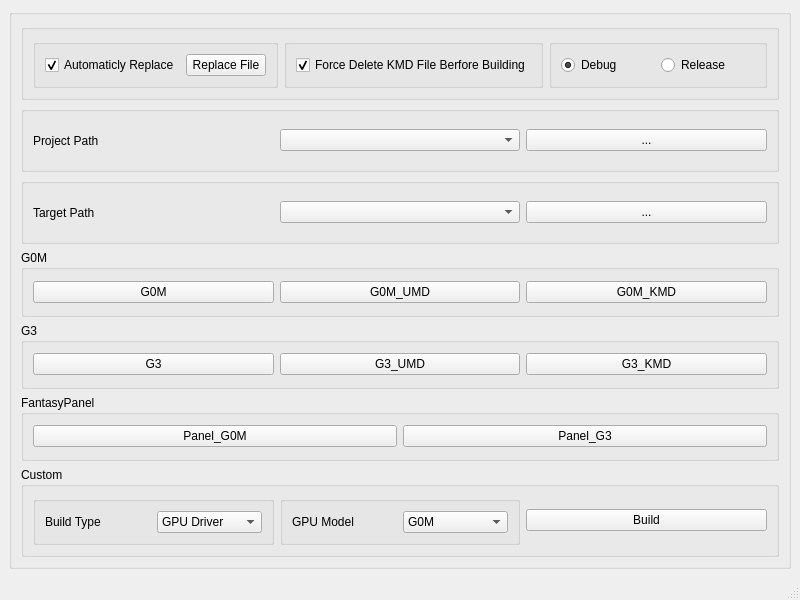
First picture: the form in mainwindow.ui, repository YANGTHEKING/EasyBuild, before the edit.
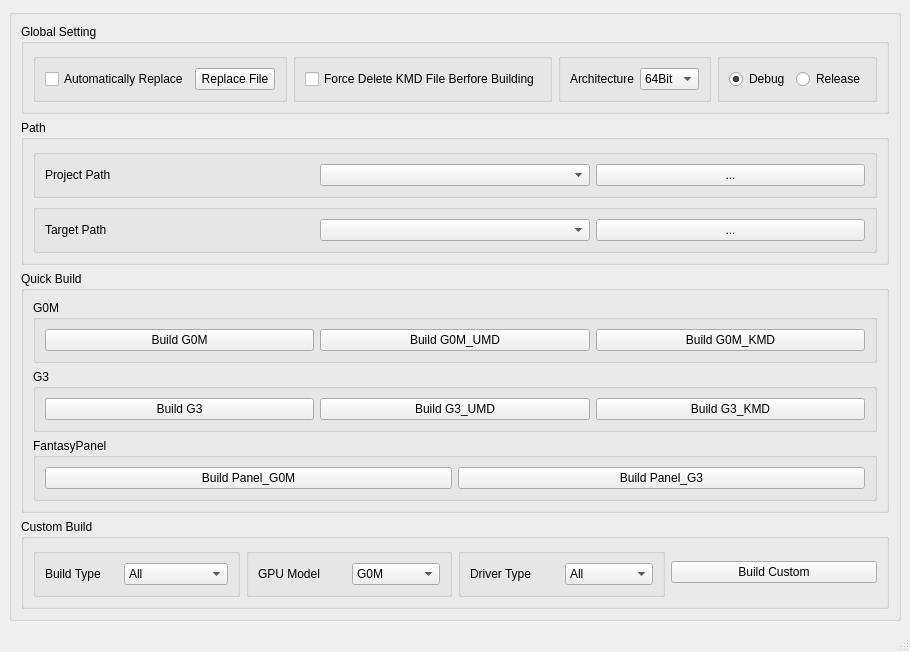
Second picture: the form after the edit.

Patch:
```diff
--- a/mainwindow.ui
+++ b/mainwindow.ui
@@ -24,7 +24,7 @@
        <item>
         <widget class="QGroupBox" name="groupBox_8">
          <property name="title">
-          <string/>
+          <string>Global Setting</string>
          </property>
          <layout class="QHBoxLayout" name="horizontalLayout_7">
           <item>
@@ -36,10 +36,10 @@
              <item>
               <widget class="QCheckBox" name="cbReplace">
                <property name="text">
-                <string>Automaticly Replace</string>
+                <string>Automatically Replace</string>
                </property>
                <property name="checked">
-                <bool>true</bool>
+                <bool>false</bool>
                </property>
               </widget>
              </item>
@@ -65,13 +65,51 @@
                 <string>Force Delete KMD File Berfore Building</string>
                </property>
                <property name="checked">
-                <bool>true</bool>
+                <bool>false</bool>
                </property>
               </widget>
              </item>
             </layout>
            </widget>
           </item>
+          <item>
+           <widget class="QGroupBox" name="groupBox_14">
+            <property name="title">
+             <string/>
+            </property>
+            <layout class="QHBoxLayout" name="horizontalLayout_13">
+             <item>
+              <widget class="QLabel" name="label_5">
+               <property name="text">
+                <string>Architecture</string>
+               </property>
+              </widget>
+             </item>
+             <item>
+              <widget class="QComboBox" name="cbBitType">
+               <property name="currentIndex">
+                <number>1</number>
+               </property>
+               <item>
+                <property name="text">
+                 <string>32Bit</string>
+                </property>
+               </item>
+               <item>
+                <property name="text">
+                 <string>64Bit</string>
+                </property>
+               </item>
+               <item>
+                <property name="text">
+                 <string>All</string>
+                </property>
+               </item>
+              </widget>
+             </item>
+            </layout>
+           </widget>
+          </item>
           <item>
            <widget class="QGroupBox" name="groupBox_10">
             <property name="title">
@@ -102,6 +140,12 @@
         </widget>
        </item>
        <item>
+        <widget class="QGroupBox" name="groupBox_16">
+         <property name="title">
+          <string>Path</string>
+         </property>
+         <layout class="QVBoxLayout" name="verticalLayout_3">
+          <item>
         <widget class="QGroupBox" name="groupBox_2">
          <property name="title">
           <string/>
@@ -153,6 +197,15 @@
          </layout>
         </widget>
        </item>
+         </layout>
+        </widget>
+       </item>
+       <item>
+        <widget class="QGroupBox" name="groupBox_17">
+         <property name="title">
+          <string>Quick Build</string>
+         </property>
+         <layout class="QVBoxLayout" name="verticalLayout_4">
        <item>
         <widget class="QGroupBox" name="groupBox_4">
          <property name="title">
@@ -162,21 +215,21 @@
           <item>
            <widget class="QPushButton" name="bG0MBuild">
             <property name="text">
-             <string>G0M</string>
+                <string>Build G0M</string>
             </property>
            </widget>
           </item>
           <item>
            <widget class="QPushButton" name="bG0MUMDBuild">
             <property name="text">
-             <string>G0M_UMD</string>
+                <string>Build G0M_UMD</string>
             </property>
            </widget>
           </item>
           <item>
            <widget class="QPushButton" name="bG0MKMDBuild">
             <property name="text">
-             <string>G0M_KMD</string>
+                <string>Build G0M_KMD</string>
             </property>
            </widget>
           </item>
@@ -192,21 +245,21 @@
           <item>
            <widget class="QPushButton" name="bG3Build">
             <property name="text">
-             <string>G3</string>
+                <string>Build G3</string>
             </property>
            </widget>
           </item>
           <item>
            <widget class="QPushButton" name="bG3UMDBuild">
             <property name="text">
-             <string>G3_UMD</string>
+                <string>Build G3_UMD</string>
             </property>
            </widget>
           </item>
           <item>
            <widget class="QPushButton" name="bG3KMDBuild">
             <property name="text">
-             <string>G3_KMD</string>
+                <string>Build G3_KMD</string>
             </property>
            </widget>
           </item>
@@ -222,15 +275,18 @@
           <item>
            <widget class="QPushButton" name="bG0MPanelBuild">
             <property name="text">
-             <string>Panel_G0M</string>
+                <string>Build Panel_G0M</string>
             </property>
            </widget>
           </item>
           <item>
            <widget class="QPushButton" name="bG3PanelBuild">
             <property name="text">
-             <string>Panel_G3</string>
-            </property>
+                <string>Build Panel_G3</string>
+               </property>
+              </widget>
+             </item>
+            </layout>
            </widget>
           </item>
          </layout>
@@ -239,7 +295,7 @@
        <item>
         <widget class="QGroupBox" name="groupBox_7">
          <property name="title">
-          <string>Custom</string>
+          <string>Custom Build</string>
          </property>
          <layout class="QHBoxLayout" name="horizontalLayout_6">
           <item>
@@ -257,6 +313,9 @@
              </item>
              <item>
               <widget class="QComboBox" name="cbBuildType">
+               <property name="currentIndex">
+                <number>2</number>
+               </property>
                <item>
                 <property name="text">
                  <string>GPU Driver</string>
@@ -267,6 +326,11 @@
                  <string>FantasyPanel</string>
                 </property>
                </item>
+               <item>
+                <property name="text">
+                 <string>All</string>
+                </property>
+               </item>
               </widget>
              </item>
             </layout>
@@ -287,6 +351,9 @@
              </item>
              <item>
               <widget class="QComboBox" name="cbGPUModel">
+               <property name="currentIndex">
+                <number>0</number>
+               </property>
                <item>
                 <property name="text">
                  <string>G0M</string>
@@ -302,10 +369,48 @@
             </layout>
            </widget>
           </item>
+          <item>
+           <widget class="QGroupBox" name="groupBox_15">
+            <property name="title">
+             <string/>
+            </property>
+            <layout class="QHBoxLayout" name="horizontalLayout_14">
+             <item>
+              <widget class="QLabel" name="label_6">
+               <property name="text">
+                <string>Driver Type</string>
+               </property>
+              </widget>
+             </item>
+             <item>
+              <widget class="QComboBox" name="cbDriverType">
+               <property name="currentIndex">
+                <number>2</number>
+               </property>
+               <item>
+                <property name="text">
+                 <string>UMD</string>
+                </property>
+               </item>
+               <item>
+                <property name="text">
+                 <string>KMD</string>
+                </property>
+               </item>
+               <item>
+                <property name="text">
+                 <string>All</string>
+                </property>
+               </item>
+              </widget>
+             </item>
+            </layout>
+           </widget>
+          </item>
           <item>
            <widget class="QPushButton" name="bManuallyBuild">
             <property name="text">
-             <string>Build</string>
+             <string>Build Custom</string>
             </property>
            </widget>
           </item>
```
Left out of the diff: 2 changed lines with no effect on the pictures. Lines whose indentation alone changed are shown as unchanged.
